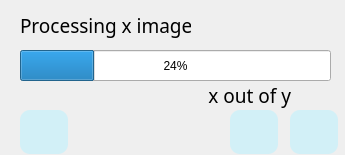
This is processing_interface.ui in Freddygoestouni/Image-Rotator as Qt 5 draws it before an edit. The edited form follows.
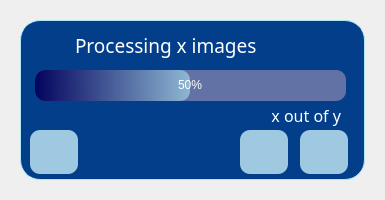
This is the edited form. Icons and pictures are not drawn.

Commit message:
Progress on Interface Redesign
 - frameless interface
 - empty user guide
 - included logo
 - organised project

```diff
--- a/processing_interface.ui
+++ b/processing_interface.ui
@@ -6,19 +6,68 @@
    <rect>
     <x>0</x>
     <y>0</y>
-    <width>345</width>
-    <height>155</height>
+    <width>385</width>
+    <height>200</height>
    </rect>
   </property>
   <property name="windowTitle">
    <string>Form</string>
   </property>
+  <property name="styleSheet">
+   <string notr="true"/>
+  </property>
+  <widget class="QWidget" name="container" native="true">
+   <property name="geometry">
+    <rect>
+     <x>20</x>
+     <y>20</y>
+     <width>345</width>
+     <height>160</height>
+    </rect>
+   </property>
+   <property name="styleSheet">
+    <string notr="true">QWidget #container{
+	background-color: rgb(2, 62, 138);
+	border: 0.5px solid;
+	border-radius:20px;
+	border-color: rgb(173, 232, 244)
+}</string>
+   </property>
+   <widget class="QLabel" name="label_progress">
+    <property name="geometry">
+     <rect>
+      <x>110</x>
+      <y>80</y>
+      <width>211</width>
+      <height>31</height>
+     </rect>
+    </property>
+    <property name="font">
+     <font>
+      <family>Gill Sans MT</family>
+      <pointsize>12</pointsize>
+      <weight>50</weight>
+      <italic>false</italic>
+      <bold>false</bold>
+     </font>
+    </property>
+    <property name="styleSheet">
+     <string notr="true">color: rgb(255,255,255);
+font: 12pt &quot;Gill Sans MT&quot;;</string>
+    </property>
+    <property name="text">
+     <string>x out of y</string>
+    </property>
+    <property name="alignment">
+     <set>Qt::AlignRight|Qt::AlignTrailing|Qt::AlignVCenter</set>
+    </property>
+   </widget>
   <widget class="QLabel" name="label_title">
    <property name="geometry">
     <rect>
-     <x>20</x>
+      <x>55</x>
      <y>10</y>
-     <width>171</width>
+      <width>261</width>
      <height>31</height>
     </rect>
    </property>
@@ -28,98 +77,92 @@
      <pointsize>14</pointsize>
     </font>
    </property>
+    <property name="styleSheet">
+     <string notr="true">color: rgb(255,255,255);</string>
+    </property>
    <property name="text">
     <string>Processing x images</string>
    </property>
   </widget>
+   <widget class="QPushButton" name="button_close">
+    <property name="geometry">
+     <rect>
+      <x>280</x>
+      <y>110</y>
+      <width>48</width>
+      <height>44</height>
+     </rect>
+    </property>
+    <property name="sizePolicy">
+     <sizepolicy hsizetype="Fixed" vsizetype="Fixed">
+      <horstretch>0</horstretch>
+      <verstretch>0</verstretch>
+     </sizepolicy>
+    </property>
+    <property name="toolTip">
+     <string>Close Application</string>
+    </property>
+    <property name="styleSheet">
+     <string notr="true">QPushButton{
+	background-color: rgba(202, 240, 248, 200);
+	border: 0px solid;
+	border-radius: 10px;
+	padding:7px;	
+}
+QPushButton:hover{
+	background-color: rgba(0, 119, 182, 200);
+	border: 0px solid;
+	border-radius: 10px;
+	padding:7px;	
+}</string>
+    </property>
+    <property name="text">
+     <string/>
+    </property>
+    <property name="icon">
+     <iconset resource="reasources.qrc">
+      <normaloff>:/icons/icons/x.svg</normaloff>:/icons/icons/x.svg</iconset>
+    </property>
+    <property name="iconSize">
+     <size>
+      <width>30</width>
+      <height>30</height>
+     </size>
+    </property>
+   </widget>
   <widget class="QProgressBar" name="progress_bar">
    <property name="geometry">
     <rect>
-     <x>20</x>
+      <x>15</x>
      <y>50</y>
      <width>311</width>
      <height>31</height>
     </rect>
    </property>
    <property name="styleSheet">
-    <string notr="true">font: 12pt &quot;Gill Sans MT&quot;;</string>
+     <string notr="true">QProgressBar {
+	font: 12pt &quot;Gill Sans MT&quot;; 
+	color: rgb(255,255,255);
+	background-color: rgb(98, 114, 164);
+	border-style: none;
+	border-radius: 10px;
+	text-align: center;
+}
+QProgressBar::chunk{
+	border-radius: 10px;
+	background-color: qlineargradient(spread:pad, x1:0, y1:0.511364, x2:1, y2:0.509615, stop:0 rgba(3, 4, 94, 255), stop:1 rgba(173, 232, 244, 150));
+}
+
+</string>
    </property>
    <property name="value">
-    <number>24</number>
-   </property>
-  </widget>
-  <widget class="QLabel" name="label_progress">
-   <property name="geometry">
-    <rect>
-     <x>120</x>
-     <y>80</y>
-     <width>171</width>
-     <height>31</height>
-    </rect>
-   </property>
-   <property name="font">
-    <font>
-     <family>Gill Sans MT</family>
-     <pointsize>14</pointsize>
-    </font>
-   </property>
-   <property name="text">
-    <string>x out of y</string>
-   </property>
-   <property name="alignment">
-    <set>Qt::AlignRight|Qt::AlignTrailing|Qt::AlignVCenter</set>
-   </property>
-  </widget>
-  <widget class="QPushButton" name="button_cancel">
-   <property name="geometry">
-    <rect>
-     <x>20</x>
-     <y>110</y>
-     <width>48</width>
-     <height>44</height>
-    </rect>
-   </property>
-   <property name="sizePolicy">
-    <sizepolicy hsizetype="Fixed" vsizetype="Fixed">
-     <horstretch>0</horstretch>
-     <verstretch>0</verstretch>
-    </sizepolicy>
-   </property>
-   <property name="toolTip">
-    <string>Cancel/Reset</string>
-   </property>
-   <property name="styleSheet">
-    <string notr="true">QPushButton{
-	background-color: rgba(202, 240, 248, 200);
-	border: 0px solid;
-	border-radius: 10px;
-	padding:7px;	
-}
-QPushButton:hover{
-	background-color: rgba(0, 119, 182, 200);
-	border: 0px solid;
-	border-radius: 10px;
-	padding:7px;	
-}</string>
-   </property>
-   <property name="text">
-    <string/>
-   </property>
-   <property name="icon">
-    <iconset resource="reasources.qrc">
-     <normaloff>:/icons/icons/slash.svg</normaloff>:/icons/icons/slash.svg</iconset>
-   </property>
-   <property name="iconSize">
-    <size>
-     <width>30</width>
-     <height>30</height>
-    </size>
+     <number>50</number>
    </property>
   </widget>
   <widget class="QPushButton" name="button_new">
    <property name="geometry">
     <rect>
-     <x>230</x>
+      <x>220</x>
      <y>110</y>
      <width>48</width>
      <height>44</height>
@@ -162,10 +205,10 @@
     </size>
    </property>
   </widget>
-  <widget class="QPushButton" name="button_close">
+   <widget class="QPushButton" name="button_cancel">
    <property name="geometry">
     <rect>
-     <x>290</x>
+      <x>10</x>
      <y>110</y>
      <width>48</width>
      <height>44</height>
@@ -207,6 +250,35 @@
      <height>30</height>
     </size>
    </property>
+   </widget>
+   <widget class="QLabel" name="label_title_2">
+    <property name="geometry">
+     <rect>
+      <x>10</x>
+      <y>10</y>
+      <width>34</width>
+      <height>30</height>
+     </rect>
+    </property>
+    <property name="font">
+     <font>
+      <family>Gill Sans MT</family>
+      <pointsize>14</pointsize>
+     </font>
+    </property>
+    <property name="styleSheet">
+     <string notr="true">color: rgb(255,255,255);</string>
+    </property>
+    <property name="text">
+     <string/>
+    </property>
+    <property name="pixmap">
+     <pixmap resource="reasources.qrc">:/icons/new_icon.ico</pixmap>
+    </property>
+    <property name="scaledContents">
+     <bool>true</bool>
+    </property>
+   </widget>
   </widget>
  </widget>
  <resources>
```
Left out of the diff: 4 changed lines with no effect on the pictures. Lines whose indentation alone changed are shown as unchanged. The commit also changes 22 other files.
